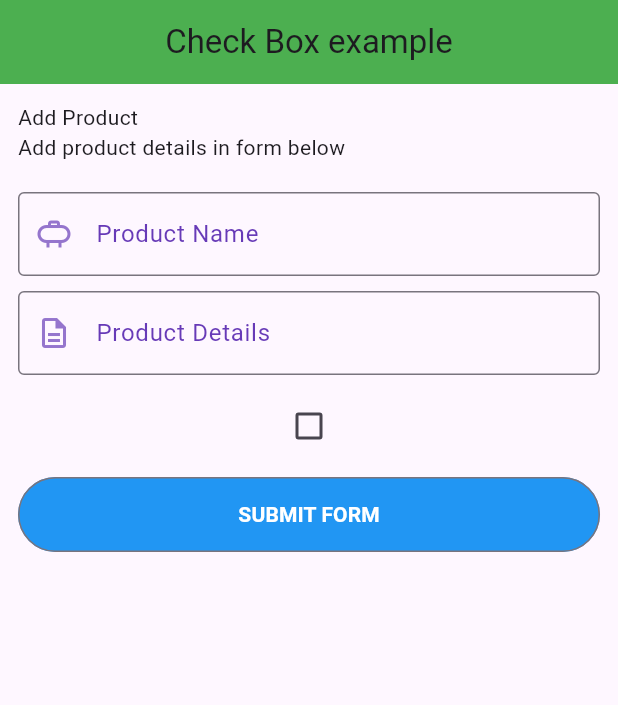
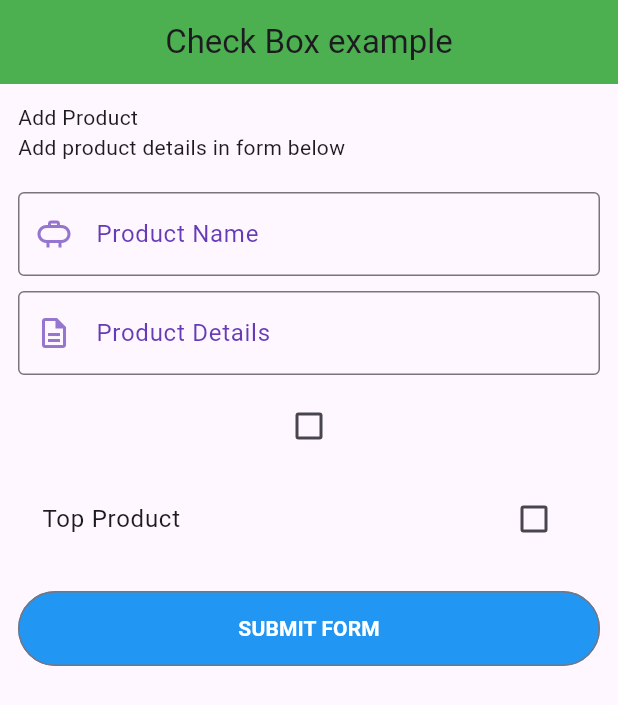
Before and after one commit to Sainathhiwale/flutter_bootcomp, a Flutter app: the screen it shows after launch, on a phone screen of 412 x 824 dp. Shown: the top 705 px of the screen. Run offline on Flutter 3.47's test engine with Material 3 defaults, Android fonts, the light colour scheme and no system bars; our stand-ins replace fluttertoast, font_awesome_flutter.

Commit message:
CheckboxListTile is designed in checkbox with form field.

```diff
--- a/lib/screen/checkbox/formcheckbox.dart
+++ b/lib/screen/checkbox/formcheckbox.dart
@@ -13,6 +13,7 @@ class _FormcheckboxState extends State<Formcheckbox> {
   final _productConstroller = TextEditingController();
   final _productDetailsConstroller = TextEditingController();
   bool? _checkbox = false;
+  bool? _checkboxlistTile = false;
 
   @override
   Widget build(BuildContext context) {
@@ -26,7 +27,7 @@ class _FormcheckboxState extends State<Formcheckbox> {
         padding: EdgeInsets.all(12.0),
         child: ListView(
           children: [
-            Text("Add Product"),
+            Text("Add Product" ),
             Text("Add product details in form below"),
             SizedBox(
               height: 20.0,
@@ -62,6 +63,17 @@ class _FormcheckboxState extends State<Formcheckbox> {
             SizedBox(
               height: 10.0,
             ),
+            CheckboxListTile(
+                value: _checkboxlistTile,
+                title: Text("Top Product"),
+                onChanged: (val){
+                 setState(() {
+                   _checkboxlistTile = val;
+                 });
+            }),
+            SizedBox(
+              height: 20.0,
+            ),
             // Checkbox(value: value, onChanged: onChanged)
             myBtn(context),
           ],
```
